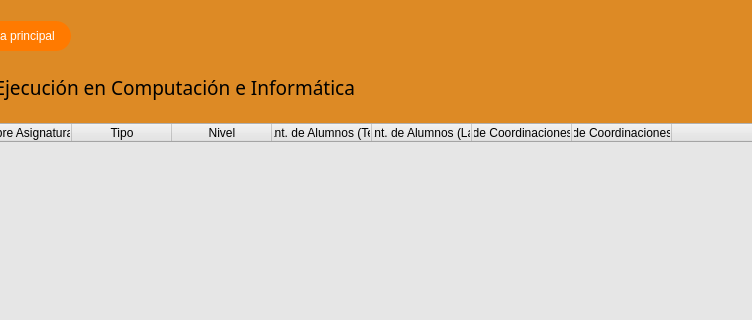
Above: Vistas/resources/table.ui from nvierass/PINGESO---Proyecto-ECCA before the change; both pictures show x 140 to 892 and y 0 to 320 of the 1126 by 740 pixel window. Below: the same form after it.
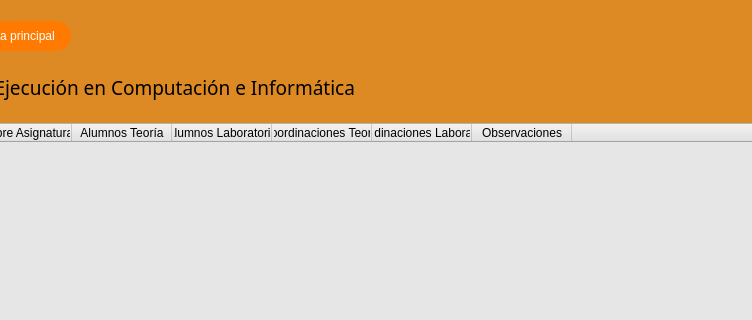
That is the form after the change.

Patch:
```diff
--- a/Vistas/resources/table.ui
+++ b/Vistas/resources/table.ui
@@ -202,7 +202,7 @@
          <number>0</number>
         </property>
         <property name="columnCount">
-         <number>9</number>
+         <number>8</number>
         </property>
         <attribute name="horizontalHeaderVisible">
          <bool>true</bool>
@@ -240,32 +240,27 @@
         </column>
         <column>
          <property name="text">
-          <string>Tipo</string>
+          <string>Alumnos Teoría</string>
          </property>
         </column>
         <column>
          <property name="text">
-          <string>Nivel</string>
+          <string>Alumnos Laboratorio</string>
          </property>
         </column>
         <column>
          <property name="text">
-          <string>Cant. de Alumnos (Teo)</string>
+          <string>Coordinaciones Teoría</string>
          </property>
         </column>
         <column>
          <property name="text">
-          <string>Cant. de Alumnos (Lab)</string>
+          <string>Coordinaciones Laboratorio</string>
          </property>
         </column>
         <column>
          <property name="text">
-          <string>Cant. de Coordinaciones (Teo)</string>
-         </property>
-        </column>
-        <column>
-         <property name="text">
-          <string>Cant. de Coordinaciones (Lab)</string>
+          <string>Observaciones</string>
          </property>
         </column>
         <column>
```
